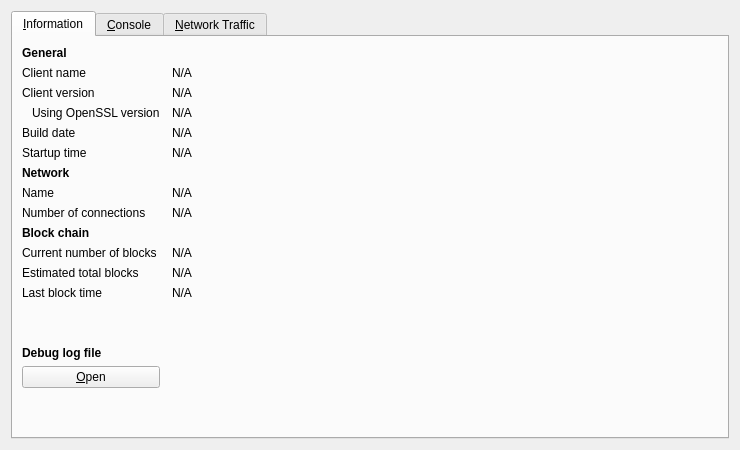
Old version of the form src/qt/forms/rpcconsole.ui in the repository lycancoin/lycancoin-release.
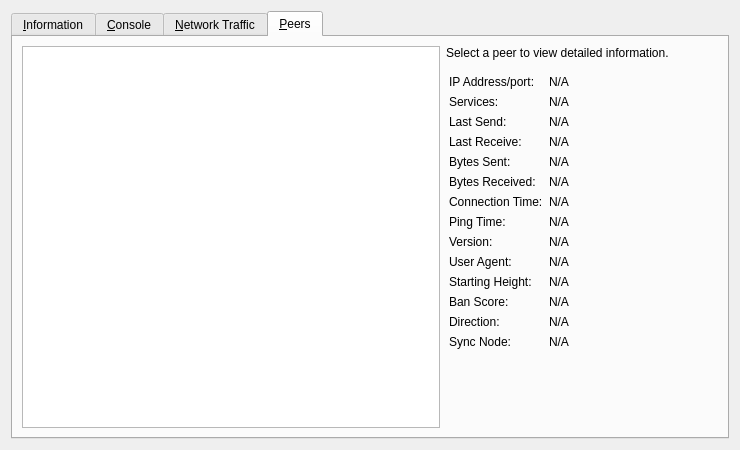
New version of the form. The open tabs and pages were chosen to show the change. Icons and pictures are not drawn. Custom widgets are drawn as their Qt base class.

```diff
--- a/src/qt/forms/rpcconsole.ui
+++ b/src/qt/forms/rpcconsole.ui
@@ -113,13 +113,39 @@
         </widget>
        </item>
        <item row="4" column="0">
+        <widget class="QLabel" name="label_berkeleyDBVersion">
+         <property name="text">
+          <string>Using BerkeleyDB version</string>
+         </property>
+         <property name="indent">
+          <number>10</number>
+         </property>
+        </widget>
+       </item>
+       <item row="4" column="1">
+        <widget class="QLabel" name="berkeleyDBVersion">
+         <property name="cursor">
+          <cursorShape>IBeamCursor</cursorShape>
+         </property>
+         <property name="text">
+          <string>N/A</string>
+         </property>
+         <property name="textFormat">
+          <enum>Qt::PlainText</enum>
+         </property>
+         <property name="textInteractionFlags">
+          <set>Qt::LinksAccessibleByMouse|Qt::TextSelectableByKeyboard|Qt::TextSelectableByMouse</set>
+         </property>
+        </widget>
+       </item>
+       <item row="5" column="0">
         <widget class="QLabel" name="label_12">
          <property name="text">
           <string>Build date</string>
          </property>
         </widget>
        </item>
-       <item row="4" column="1">
+       <item row="5" column="1">
         <widget class="QLabel" name="buildDate">
          <property name="cursor">
           <cursorShape>IBeamCursor</cursorShape>
@@ -135,14 +161,14 @@
          </property>
         </widget>
        </item>
-       <item row="5" column="0">
+       <item row="6" column="0">
         <widget class="QLabel" name="label_13">
          <property name="text">
           <string>Startup time</string>
          </property>
         </widget>
        </item>
-       <item row="5" column="1">
+       <item row="6" column="1">
         <widget class="QLabel" name="startupTime">
          <property name="cursor">
           <cursorShape>IBeamCursor</cursorShape>
@@ -158,7 +184,7 @@
          </property>
         </widget>
        </item>
-       <item row="6" column="0">
+       <item row="7" column="0">
         <widget class="QLabel" name="label_11">
          <property name="font">
           <font>
@@ -171,14 +197,14 @@
          </property>
         </widget>
        </item>
-       <item row="7" column="0">
+       <item row="8" column="0">
         <widget class="QLabel" name="label_8">
          <property name="text">
           <string>Name</string>
          </property>
         </widget>
        </item>
-       <item row="7" column="1">
+       <item row="8" column="1">
         <widget class="QLabel" name="networkName">
          <property name="cursor">
           <cursorShape>IBeamCursor</cursorShape>
@@ -194,14 +220,14 @@
          </property>
         </widget>
        </item>
-       <item row="8" column="0">
+       <item row="9" column="0">
         <widget class="QLabel" name="label_7">
          <property name="text">
           <string>Number of connections</string>
          </property>
         </widget>
        </item>
-       <item row="8" column="1">
+       <item row="9" column="1">
         <widget class="QLabel" name="numberOfConnections">
          <property name="cursor">
           <cursorShape>IBeamCursor</cursorShape>
@@ -217,7 +243,7 @@
          </property>
         </widget>
        </item>
-       <item row="9" column="0">
+       <item row="10" column="0">
         <widget class="QLabel" name="label_10">
          <property name="font">
           <font>
@@ -230,38 +256,15 @@
          </property>
         </widget>
        </item>
-       <item row="10" column="0">
+       <item row="11" column="0">
         <widget class="QLabel" name="label_3">
          <property name="text">
           <string>Current number of blocks</string>
          </property>
         </widget>
        </item>
-       <item row="10" column="1">
-        <widget class="QLabel" name="numberOfBlocks">
-         <property name="cursor">
-          <cursorShape>IBeamCursor</cursorShape>
-         </property>
-         <property name="text">
-          <string>N/A</string>
-         </property>
-         <property name="textFormat">
-          <enum>Qt::PlainText</enum>
-         </property>
-         <property name="textInteractionFlags">
-          <set>Qt::LinksAccessibleByMouse|Qt::TextSelectableByKeyboard|Qt::TextSelectableByMouse</set>
-         </property>
-        </widget>
-       </item>
-       <item row="11" column="0">
-        <widget class="QLabel" name="label_4">
-         <property name="text">
-          <string>Estimated total blocks</string>
-         </property>
-        </widget>
-       </item>
        <item row="11" column="1">
-        <widget class="QLabel" name="totalBlocks">
+        <widget class="QLabel" name="numberOfBlocks">
          <property name="cursor">
           <cursorShape>IBeamCursor</cursorShape>
          </property>
@@ -675,6 +678,281 @@
        </item>
       </layout>
      </widget>
+     <widget class="QWidget" name="tab_peers">
+      <attribute name="title">
+       <string>&amp;Peers</string>
+      </attribute>
+      <layout class="QGridLayout" name="gridLayout_2">
+       <item row="0" column="1">
+        <widget class="QLabel" name="peerHeading">
+         <property name="sizePolicy">
+          <sizepolicy hsizetype="Preferred" vsizetype="Minimum">
+           <horstretch>0</horstretch>
+           <verstretch>0</verstretch>
+          </sizepolicy>
+         </property>
+         <property name="text">
+          <string>Select a peer to view detailed information.</string>
+         </property>
+         <property name="margin">
+          <number>3</number>
+         </property>
+        </widget>
+       </item>
+       <item row="0" column="0" rowspan="2">
+        <widget class="QTableView" name="peerWidget">
+         <property name="sizePolicy">
+          <sizepolicy hsizetype="Expanding" vsizetype="Expanding">
+           <horstretch>0</horstretch>
+           <verstretch>0</verstretch>
+          </sizepolicy>
+         </property>
+         <property name="horizontalScrollBarPolicy">
+          <enum>Qt::ScrollBarAlwaysOff</enum>
+         </property>
+         <property name="editTriggers">
+          <set>QAbstractItemView::AnyKeyPressed|QAbstractItemView::DoubleClicked|QAbstractItemView::EditKeyPressed</set>
+         </property>
+         <property name="sortingEnabled">
+          <bool>true</bool>
+         </property>
+        </widget>
+       </item>
+       <item row="1" column="1">
+        <widget class="QWidget" name="detailWidget" native="true">
+         <property name="sizePolicy">
+          <sizepolicy hsizetype="Preferred" vsizetype="Expanding">
+           <horstretch>0</horstretch>
+           <verstretch>0</verstretch>
+          </sizepolicy>
+         </property>
+         <layout class="QGridLayout" name="gridLayout_3">
+          <property name="leftMargin">
+           <number>3</number>
+          </property>
+          <item row="12" column="0">
+           <widget class="QLabel" name="label_21">
+            <property name="text">
+             <string>Version:</string>
+            </property>
+           </widget>
+          </item>
+          <item row="11" column="1">
+           <widget class="QLabel" name="peerPingTime">
+            <property name="text">
+             <string>N/A</string>
+            </property>
+           </widget>
+          </item>
+          <item row="5" column="0">
+           <widget class="QLabel" name="label_19">
+            <property name="text">
+             <string>Last Receive:</string>
+            </property>
+           </widget>
+          </item>
+          <item row="14" column="0">
+           <widget class="QLabel" name="label_28">
+            <property name="text">
+             <string>User Agent:</string>
+            </property>
+           </widget>
+          </item>
+          <item row="12" column="1">
+           <widget class="QLabel" name="peerVersion">
+            <property name="text">
+             <string>N/A</string>
+            </property>
+           </widget>
+          </item>
+          <item row="8" column="1">
+           <widget class="QLabel" name="peerConnTime">
+            <property name="minimumSize">
+             <size>
+              <width>160</width>
+              <height>0</height>
+             </size>
+            </property>
+            <property name="text">
+             <string>N/A</string>
+            </property>
+           </widget>
+          </item>
+          <item row="11" column="0">
+           <widget class="QLabel" name="label_26">
+            <property name="text">
+             <string>Ping Time:</string>
+            </property>
+           </widget>
+          </item>
+          <item row="5" column="1">
+           <widget class="QLabel" name="peerLastRecv">
+            <property name="sizePolicy">
+             <sizepolicy hsizetype="Preferred" vsizetype="Preferred">
+              <horstretch>0</horstretch>
+              <verstretch>0</verstretch>
+             </sizepolicy>
+            </property>
+            <property name="text">
+             <string>N/A</string>
+            </property>
+           </widget>
+          </item>
+          <item row="8" column="0">
+           <widget class="QLabel" name="label_22">
+            <property name="text">
+             <string>Connection Time:</string>
+            </property>
+           </widget>
+          </item>
+          <item row="6" column="1">
+           <widget class="QLabel" name="peerBytesSent">
+            <property name="text">
+             <string>N/A</string>
+            </property>
+           </widget>
+          </item>
+          <item row="14" column="1">
+           <widget class="QLabel" name="peerSubversion">
+            <property name="text">
+             <string>N/A</string>
+            </property>
+           </widget>
+          </item>
+          <item row="15" column="0">
+           <widget class="QLabel" name="label_29">
+            <property name="text">
+             <string>Starting Height:</string>
+            </property>
+           </widget>
+          </item>
+          <item row="7" column="1">
+           <widget class="QLabel" name="peerBytesRecv">
+            <property name="text">
+             <string>N/A</string>
+            </property>
+           </widget>
+          </item>
+          <item row="6" column="0">
+           <widget class="QLabel" name="label_18">
+            <property name="text">
+             <string>Bytes Sent:</string>
+            </property>
+           </widget>
+          </item>
+          <item row="7" column="0">
+           <widget class="QLabel" name="label_20">
+            <property name="text">
+             <string>Bytes Received:</string>
+            </property>
+           </widget>
+          </item>
+          <item row="15" column="1">
+           <widget class="QLabel" name="peerHeight">
+            <property name="text">
+             <string>N/A</string>
+            </property>
+           </widget>
+          </item>
+          <item row="16" column="0">
+           <widget class="QLabel" name="label_24">
+            <property name="text">
+             <string>Ban Score:</string>
+            </property>
+           </widget>
+          </item>
+          <item row="16" column="1">
+           <widget class="QLabel" name="peerBanScore">
+            <property name="text">
+             <string>N/A</string>
+            </property>
+           </widget>
+          </item>
+          <item row="17" column="0">
+           <widget class="QLabel" name="label_23">
+            <property name="text">
+             <string>Direction:</string>
+            </property>
+           </widget>
+          </item>
+          <item row="17" column="1">
+           <widget class="QLabel" name="peerDirection">
+            <property name="text">
+             <string>N/A</string>
+            </property>
+           </widget>
+          </item>
+          <item row="19" column="0">
+           <widget class="QLabel" name="label_25">
+            <property name="text">
+             <string>Sync Node:</string>
+            </property>
+           </widget>
+          </item>
+          <item row="19" column="1">
+           <widget class="QLabel" name="peerSyncNode">
+            <property name="text">
+             <string>N/A</string>
+            </property>
+           </widget>
+          </item>
+          <item row="3" column="0">
+           <widget class="QLabel" name="label_15">
+            <property name="text">
+             <string>Last Send:</string>
+            </property>
+           </widget>
+          </item>
+          <item row="2" column="0">
+           <widget class="QLabel" name="label_4">
+            <property name="text">
+             <string>Services:</string>
+            </property>
+           </widget>
+          </item>
+          <item row="1" column="0">
+           <widget class="QLabel" name="label_27">
+            <property name="text">
+             <string>IP Address/port:</string>
+            </property>
+           </widget>
+          </item>
+          <item row="3" column="1">
+           <widget class="QLabel" name="peerLastSend">
+            <property name="text">
+             <string>N/A</string>
+            </property>
+           </widget>
+          </item>
+          <item row="2" column="1">
+           <widget class="QLabel" name="peerServices">
+            <property name="text">
+             <string>N/A</string>
+            </property>
+           </widget>
+          </item>
+          <item row="1" column="1">
+           <widget class="QLabel" name="peerAddr">
+            <property name="text">
+             <string>N/A</string>
+            </property>
+           </widget>
+          </item>
+          <item row="20" column="0">
+           <widget class="QWidget" name="widget" native="true">
+            <property name="sizePolicy">
+             <sizepolicy hsizetype="Preferred" vsizetype="Expanding">
+              <horstretch>0</horstretch>
+              <verstretch>0</verstretch>
+             </sizepolicy>
+            </property>
+           </widget>
+          </item>
+         </layout>
+        </widget>
+       </item>
+      </layout>
+     </widget>
     </widget>
    </item>
   </layout>
```
Left out of the diff: 4 changed lines with no effect on the pictures.
